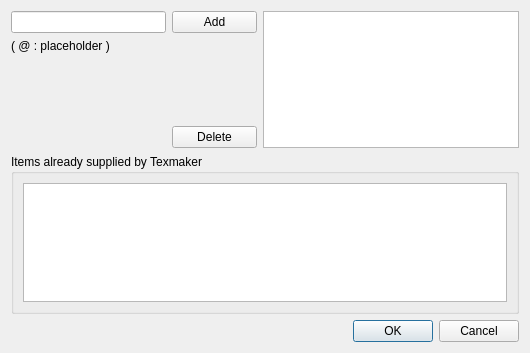
This is usercompletiondialog.ui in srazi/bidiTeXmaker as Qt 5 draws it before an edit. The edited form follows.
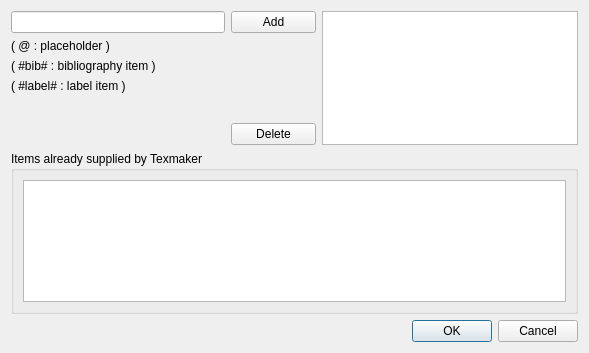
This is the edited form. Icons and pictures are not drawn.

Commit message: Now bidiTeXmaker is based on Texmaker-3.2.2! Fixed: Column selection was re-written for QTextEdit.

What changed in the file:
```diff
--- a/usercompletiondialog.ui
+++ b/usercompletiondialog.ui
@@ -6,7 +6,7 @@
    <rect>
     <x>0</x>
     <y>0</y>
-    <width>530</width>
+    <width>589</width>
     <height>353</height>
    </rect>
   </property>
@@ -30,10 +30,10 @@
        </property>
       </widget>
      </item>
-     <item row="0" column="2" rowspan="5">
+     <item row="0" column="2" rowspan="6">
       <widget class="QListWidget" name="listWidget"/>
      </item>
-     <item row="3" column="1">
+     <item row="4" column="1">
       <spacer name="verticalSpacer">
        <property name="orientation">
         <enum>Qt::Vertical</enum>
@@ -46,7 +46,7 @@
        </property>
       </spacer>
      </item>
-     <item row="4" column="1">
+     <item row="5" column="1">
       <widget class="QPushButton" name="deleteButton">
        <property name="text">
         <string>Delete</string>
@@ -61,17 +61,18 @@
       </widget>
      </item>
      <item row="2" column="0">
-      <spacer name="verticalSpacer_2">
-       <property name="orientation">
-        <enum>Qt::Vertical</enum>
+      <widget class="QLabel" name="label_2">
+       <property name="text">
+        <string>( #bib# : bibliography item )</string>
        </property>
-       <property name="sizeHint" stdset="0">
-        <size>
-         <width>20</width>
-         <height>40</height>
-        </size>
+      </widget>
+     </item>
+     <item row="3" column="0">
+      <widget class="QLabel" name="label_3">
+       <property name="text">
+        <string>( #label# : label item )</string>
        </property>
-      </spacer>
+      </widget>
      </item>
     </layout>
    </item>
```
The commit also changes 133 other files.
